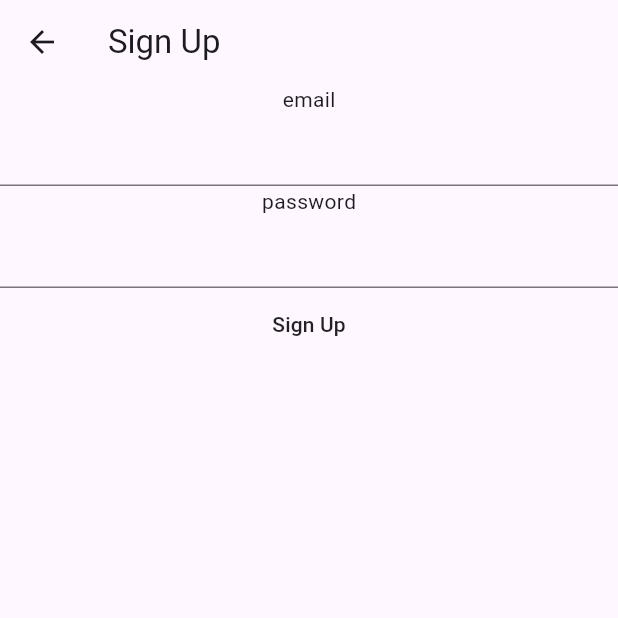
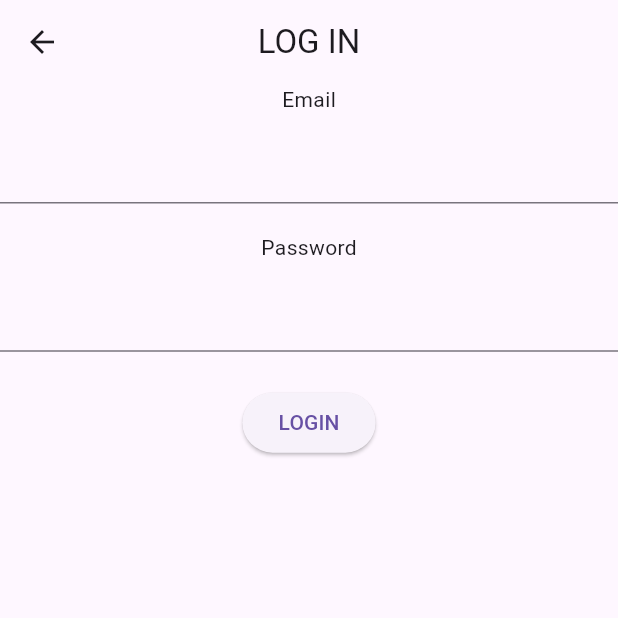
Before and after one commit to rentaneko/neko_coffee, a Flutter app: the screen it shows after launch, after a tap on the "shopping cart" icon, on a phone screen of 412 x 824 dp, the top half of it. Run offline on Flutter 3.47's test engine with Material 3 defaults, Android fonts, the phone set to English and light mode, and no system bars; our stand-ins replace bloc, cached_network_image, equatable, flutter_bloc, flutter_screenutil, shared_preferences and 1 more; accounts and stored records are empty.

Commit message:
update authentication + route

```diff
--- /dev/null
+++ b/lib/contants/value.contant.dart
@@ -0,0 +1,3 @@
+const String ACCESS_TOKEN = 'access_token';
+const String USER_ID = 'user_id';
+const String REFRESH_TOKEN = 'refresh_token';
--- a/lib/features/auth/bloc/auth_bloc.dart
+++ b/lib/features/auth/bloc/auth_bloc.dart
@@ -1,25 +1,88 @@
 import 'dart:async';
+import 'dart:developer';
+import 'package:flutter/widgets.dart';
 import 'package:flutter_bloc/flutter_bloc.dart';
+import 'package:neko_coffee/common/functions/validation.dart';
+import 'package:neko_coffee/contants/value.contant.dart';
 import 'package:neko_coffee/features/auth/bloc/index.dart';
+import 'package:shared_preferences/shared_preferences.dart';
 import 'package:supabase_flutter/supabase_flutter.dart';
 
 class AuthBloc extends Bloc<AuthEvent, AuthenticationState> {
+  final supabase = Supabase.instance.client;
+  TextEditingController emailCtrl = TextEditingController();
+  TextEditingController passwordCtrl = TextEditingController();
+  late SharedPreferences _pref;
+
   AuthBloc(InitializedAuthState initializedAuthState)
       : super(const InitializedAuthState()) {
     on<InitializedAuthEvent>(initializedAuthEvent);
+
+    on<InputEmailEvent>(inputEmailEvent);
+
+    on<InputPasswordEvent>(inputPasswordEvent);
+
+    on<LoginButtonActionEvent>(loginButtonActionEvent);
+
+    on<WaitingAuthEvent>(waitingAuthEvent);
   }
 
   FutureOr<void> initializedAuthEvent(
       InitializedAuthEvent event, Emitter<AuthenticationState> emit) async {
     emit(const LoadingAuthState());
-    final supabase = Supabase.instance.client;
     if (supabase.auth.currentUser == null) {
       emit(const UnauthorizedState());
     } else {
-      emit(AuthorizedState(
-        supabase.auth.currentUser?.email ?? '',
-        supabase.auth.currentUser!.id,
-      ));
+      if (supabase.auth.currentSession!.isExpired) {
+        supabase.auth.refreshSession();
+        emit(AuthorizedState(
+          supabase.auth.currentUser?.email ?? '',
+          supabase.auth.currentUser!.id,
+        ));
+      }
     }
   }
+
+  FutureOr<void> inputEmailEvent(
+      InputEmailEvent event, Emitter<AuthenticationState> emit) {
+    emailCtrl.text = event.email;
+  }
+
+  FutureOr<void> inputPasswordEvent(
+      InputPasswordEvent event, Emitter<AuthenticationState> emit) {
+    passwordCtrl.text = event.password;
+  }
+
+  FutureOr<void> loginButtonActionEvent(
+      LoginButtonActionEvent event, Emitter<AuthenticationState> emit) async {
+    if (emailCtrl.text.isEmpty && passwordCtrl.text.isEmpty) {
+      emit(const ErrorAuthState('Email and password are required'));
+    } else if (emailCtrl.text.isEmpty) {
+      emit(const ErrorAuthState('Email is required'));
+    } else if (passwordCtrl.text.isEmpty) {
+      emit(const ErrorAuthState('Password is required'));
+    } else if (!validateEmail(emailCtrl.text)) {
+      emit(const ErrorAuthState('Email is invalid format'));
+    } else if (passwordCtrl.text.length < 6 || passwordCtrl.text.length > 20) {
+      emit(const ErrorAuthState('Password between 6-20 chars'));
+    } else {
+      await supabase.auth
+          .signInWithPassword(
+        email: emailCtrl.text.trim(),
+        password: passwordCtrl.text.trim(),
+      )
+          .then((value) {
+        if (value.user != null) {
+          emit(SignInSuccessState());
+        } else {
+          emit(const ErrorAuthState('Email or Password incorrect !!!'));
+        }
+      });
+    }
+  }
+
+  FutureOr<void> waitingAuthEvent(
+      WaitingAuthEvent event, Emitter<AuthenticationState> emit) {
+    emit(WaitingAuthState());
+  }
 }
--- a/lib/features/auth/bloc/auth_event.dart
+++ b/lib/features/auth/bloc/auth_event.dart
@@ -10,3 +10,19 @@ class LoadAuthEvent extends AuthEvent {}
 class UnauthorizedEvent extends AuthEvent {}
 
 class AuthorizedEvent extends AuthEvent {}
+
+class InputEmailEvent extends AuthEvent {
+  final String email;
+
+  InputEmailEvent({required this.email});
+}
+
+class InputPasswordEvent extends AuthEvent {
+  final String password;
+
+  InputPasswordEvent({required this.password});
+}
+
+class LoginButtonActionEvent extends AuthEvent {}
+
+class WaitingAuthEvent extends AuthEvent {}
--- a/lib/features/auth/bloc/auth_state.dart
+++ b/lib/features/auth/bloc/auth_state.dart
@@ -25,7 +25,17 @@ class LoadingAuthState extends AuthenticationState {
   const LoadingAuthState();
 }
 
+class WaitingAuthState extends AuthenticationState {}
+
 class ErrorAuthState extends AuthenticationState {
   const ErrorAuthState(this.errorMessage);
   final String errorMessage;
 }
+
+class SignInSuccessState extends AuthenticationState {}
+
+class SignUpSuccessState extends AuthenticationState {}
+
+class LoginButtonActionState extends AuthenticationState {}
+
+class SignUpButtonActionState extends AuthenticationState {}
--- /dev/null
+++ b/lib/features/auth/views/login_screen.dart
@@ -0,0 +1,72 @@
+import 'package:flutter/material.dart';
+import 'package:flutter_bloc/flutter_bloc.dart';
+import 'package:flutter_screenutil/flutter_screenutil.dart';
+import 'package:neko_coffee/common/widgets/dialog.widget.dart';
+import 'package:neko_coffee/features/auth/bloc/auth_bloc.dart';
+import 'package:neko_coffee/features/auth/bloc/auth_event.dart';
+import 'package:neko_coffee/features/auth/bloc/auth_state.dart';
+import 'package:neko_coffee/routes/app_router.dart';
+
+class LoginScreen extends StatefulWidget {
+  const LoginScreen({super.key});
+
+  @override
+  State<LoginScreen> createState() => _LoginScreenState();
+}
+
+class _LoginScreenState extends State<LoginScreen> {
+//
+  final emailCtrl = TextEditingController();
+  final passCtrl = TextEditingController();
+
+  AuthBloc authBloc = AuthBloc(const InitializedAuthState());
+
+  @override
+  Widget build(BuildContext context) {
+    return Scaffold(
+      appBar: AppBar(
+        title: Text('LOG IN'),
+        centerTitle: true,
+      ),
+      body: BlocListener<AuthBloc, AuthenticationState>(
+        bloc: authBloc,
+        listener: (context, state) {
+          if (state is ErrorAuthState) {
+            showFlashDialog(context, title: state.errorMessage);
+            authBloc.add(WaitingAuthEvent());
+          } else if (state is SignInSuccessState) {
+            Navigator.popAndPushNamed(context, CART_ROUTE);
+          }
+        },
+        child: SingleChildScrollView(
+          child: Column(
+            children: [
+              Text('Email'),
+              SizedBox(height: 12.h),
+              TextFormField(
+                controller: emailCtrl,
+                onFieldSubmitted: (value) => authBloc.add(
+                  InputEmailEvent(email: emailCtrl.text.trim()),
+                ),
+              ),
+              SizedBox(height: 20.h),
+              Text('Password'),
+              SizedBox(height: 12.h),
+              TextFormField(
+                controller: passCtrl,
+                onFieldSubmitted: (value) => authBloc.add(
+                  InputPasswordEvent(password: passCtrl.text.trim()),
+                ),
+              ),
+              SizedBox(height: 24.h),
+              ElevatedButton(
+                onPressed: () => authBloc.add(LoginButtonActionEvent()),
+                child: Text('LOGIN'),
+              ),
+            ],
+          ),
+        ),
+      ),
+    );
+  }
+}
--- a/lib/features/cart/bloc/index.dart
+++ b/lib/features/cart/bloc/index.dart
@@ -1,4 +1,4 @@
 export 'cart_bloc.dart';
 export 'cart_event.dart';
-export 'cart_page.dart';
+export '../views/cart_page.dart';
 export 'cart_state.dart';
--- a/lib/features/home/bloc/home_bloc.dart
+++ b/lib/features/home/bloc/home_bloc.dart
@@ -6,6 +6,11 @@ import 'package:neko_coffee/features/home/models/home_product_data.dart';
 import 'package:supabase_flutter/supabase_flutter.dart';
 
 class HomeBloc extends Bloc<HomeEvent, HomeState> {
+  //
+
+  final supabase = Supabase.instance.client;
+
+  //
   HomeBloc(HomeInitializedState homeInitializedState)
       : super(const HomeInitializedState()) {
     on<HomeInitialEvent>(homeInitialEvent);
@@ -37,14 +42,12 @@ class HomeBloc extends Bloc<HomeEvent, HomeState> {
 
   FutureOr<void> homeWishlistButtonNavigateEvent(
       HomeWishlistButtonNavigateEvent event, Emitter<HomeState> emit) {
-    final supabase = Supabase.instance.client;
     supabase.auth.signOut();
     emit(HomeNavigateToWishlistScreenActionState());
   }
 
   FutureOr<void> homeCartButtonNavigateEvent(
       HomeCartButtonNavigateEvent event, Emitter<HomeState> emit) async {
-    final supabase = Supabase.instance.client;
     if (supabase.auth.currentUser == null) {
       emit(HomeNavigateToLoginScreenActionState());
     } else {
--- a/lib/features/home/views/home_page.dart
+++ b/lib/features/home/views/home_page.dart
@@ -2,7 +2,7 @@ import 'package:cached_network_image/cached_network_image.dart';
 import 'package:flutter/material.dart';
 import 'package:flutter_bloc/flutter_bloc.dart';
 import 'package:flutter_screenutil/flutter_screenutil.dart';
-import 'package:neko_coffee/features/auth/views/signup_screen.dart';
+import 'package:neko_coffee/features/auth/views/login_screen.dart';
 import 'package:neko_coffee/features/cart/bloc/index.dart';
 import 'package:neko_coffee/features/home/bloc/index.dart';
 import 'package:neko_coffee/features/wishlist/bloc/index.dart';
@@ -45,7 +45,7 @@ class HomeScreenState extends State<HomeScreen> {
               MaterialPageRoute(builder: (context) => const WishlistScreen()));
         } else if (state is HomeNavigateToLoginScreenActionState) {
           Navigator.push(context,
-              MaterialPageRoute(builder: (context) => const SignUpScreen()));
+              MaterialPageRoute(builder: (context) => const LoginScreen()));
         }
       },
       builder: (context, state) {
@@ -101,7 +101,9 @@ class HomeScreenState extends State<HomeScreen> {
                           placeholder: (context, url) => Image.network(
                               'https://kellerheavy.vn/upload/source/loc-nuoc-dau-nguon-A2/7.png'),
                         ),
-                        Column(
+                        SizedBox(width: 8.w),
+                        Expanded(
+                          child: Column(
                             crossAxisAlignment: CrossAxisAlignment.start,
                             children: [
                               Text(
@@ -146,11 +148,12 @@ class HomeScreenState extends State<HomeScreen> {
                                       icon: Icon(Icons.favorite_outline_sharp)),
                                   IconButton(
                                       onPressed: () {},
-                                    icon: Icon(
-                                        Icons.shopping_cart_checkout_rounded)),
+                                      icon: Icon(Icons
+                                          .shopping_cart_checkout_rounded)),
                                 ],
                               ),
                             ],
+                          ),
                         ),
                       ],
                     ),
--- a/lib/main.dart
+++ b/lib/main.dart
@@ -1,6 +1,9 @@
 import 'package:flutter/material.dart';
+import 'package:flutter_bloc/flutter_bloc.dart';
 import 'package:flutter_screenutil/flutter_screenutil.dart';
 import 'package:neko_coffee/features/auth/views/auth_screen.dart';
+import 'package:neko_coffee/routes/app_page.dart';
+import 'package:neko_coffee/routes/app_router.dart';
 import 'package:supabase_flutter/supabase_flutter.dart';
 
 void main() async {
@@ -16,6 +19,7 @@ void main() async {
       autoRefreshToken: true,
     ),
   );
+
   await ScreenUtil.ensureScreenSize();
   runApp(const MyApp());
 }
@@ -25,11 +29,18 @@ class MyApp extends StatelessWidget {
 
   @override
   Widget build(BuildContext context) {
-    ScreenUtil.init(context, designSize: const Size(393, 852));
-    return MaterialApp(
-      debugShowCheckedModeBanner: false,
-      theme: ThemeData(primaryColor: Colors.teal),
-      home: const AuthScreen(),
+    return MultiBlocProvider(
+      providers: [...AppPages.blocer(context)],
+      child: ScreenUtilInit(
+        designSize: const Size(393, 852),
+        builder: (context, child) => MaterialApp(
+          debugShowCheckedModeBanner: false,
+          theme: ThemeData(primaryColor: Colors.teal),
+          navigatorObservers: [AppPages.observer],
+          initialRoute: SPLASH_ROUTE,
+          onGenerateRoute: AppPages.generateRouteSettings,
+        ),
+      ),
     );
   }
 }
--- /dev/null
+++ b/lib/routes/app_page.dart
@@ -0,0 +1,77 @@
+import 'package:flutter/material.dart';
+import 'package:flutter_bloc/flutter_bloc.dart';
+import 'package:neko_coffee/features/auth/bloc/index.dart';
+import 'package:neko_coffee/features/auth/views/login_screen.dart';
+import 'package:neko_coffee/features/auth/views/signup_screen.dart';
+import 'package:neko_coffee/features/cart/bloc/index.dart';
+import 'package:neko_coffee/features/home/bloc/index.dart';
+import 'package:neko_coffee/routes/app_router.dart';
+
+class AppPages {
+  //
+  static final RouteObserver<Route> observer = RouteObserver();
+  static List<String> history = [];
+
+  static List<PageEntity> routes() {
+    return [
+      PageEntity(
+        path: SPLASH_ROUTE,
+        page: const AuthScreen(),
+        bloc:
+            BlocProvider(create: (_) => AuthBloc(const InitializedAuthState())),
+      ),
+      PageEntity(
+        path: HOME_ROUTE,
+        page: const HomeScreen(),
+        bloc:
+            BlocProvider(create: (_) => HomeBloc(const HomeInitializedState())),
+      ),
+      PageEntity(
+        path: LOGIN_ROUTE,
+        page: const LoginScreen(),
+        bloc:
+            BlocProvider(create: (_) => AuthBloc(const InitializedAuthState())),
+      ),
+      PageEntity(
+        path: SIGNUP_ROUTE,
+        page: const SignUpScreen(),
+        bloc:
+            BlocProvider(create: (_) => AuthBloc(const InitializedAuthState())),
+      ),
+      PageEntity(
+        path: CART_ROUTE,
+        page: const CartScreen(),
+        bloc:
+            BlocProvider(create: (_) => AuthBloc(const InitializedAuthState())),
+      ),
+    ];
+  }
+
+  static List<dynamic> blocer(BuildContext context) {
+    List<dynamic> blocerList = <dynamic>[];
+    for (var blocer in routes()) {
+      blocerList.add(blocer.bloc);
+    }
+    return blocerList;
+  }
+
+  static MaterialPageRoute generateRouteSettings(RouteSettings settings) {
+    if (settings.name != null) {
+      var result = routes().where((element) => element.path == settings.name);
+      if (result.isNotEmpty) {
+        return MaterialPageRoute(
+            builder: (_) => result.first.page, settings: settings);
+      }
+    }
+    return MaterialPageRoute(
+        builder: (_) => const AuthScreen(), settings: settings);
+  }
+}
+
+class PageEntity<T> {
+  String path;
+  Widget page;
+  dynamic bloc;
+
+  PageEntity({required this.path, required this.page, required this.bloc});
+}
--- /dev/null
+++ b/lib/routes/app_router.dart
@@ -0,0 +1,6 @@
+const String SPLASH_ROUTE = '/';
+const String HOME_ROUTE = '/home';
+const String CART_ROUTE = '/cart';
+const String WISHLIST_ROUTE = '/wishlist';
+const String LOGIN_ROUTE = '/login';
+const String SIGNUP_ROUTE = '/signup';
--- a/pubspec.yaml
+++ b/pubspec.yaml
@@ -40,6 +40,7 @@ dependencies:
   flutter_bloc: ^8.1.3
   flutter_screenutil: ^5.9.0
   cached_network_image: ^3.3.1
+  shared_preferences: ^2.2.2
 
 dev_dependencies:
   flutter_test:
```
Also changed, not shown: lib/common/functions/validation.dart (added, +12 -0 lines), lib/common/widgets/dialog.widget.dart (added, +90 -0 lines), lib/features/cart/bloc/cart_bloc.dart (+1 -16 lines), lib/features/home/bloc/home_event.dart (+4 -30 lines), lib/features/home/bloc/home_state.dart (+1 -7 lines), lib/features/wishlist/bloc/wishlist_bloc.dart (+2 -17 lines), lib/features/cart/views/cart_page.dart (renamed from lib/features/cart/bloc/cart_page.dart), pubspec.lock. Lines whose indentation alone changed are shown as unchanged.
